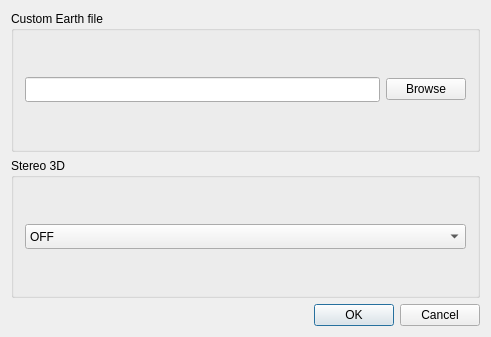
This is src/plugins/globe/globe_plugin_dialog_guibase.ui in sourcepole/qgis as Qt 5 draws it before an edit. The edited form follows.
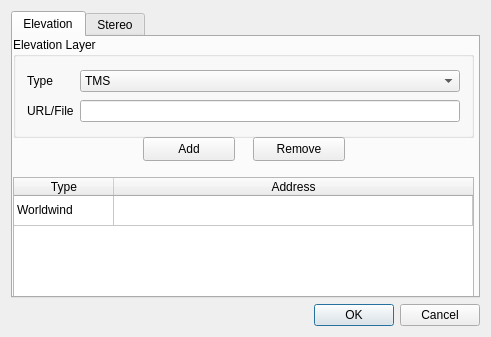
This is the edited form. Icons and pictures are not drawn.

Commit message: Settings dialog

Patch:
```diff
--- a/src/plugins/globe/globe_plugin_dialog_guibase.ui
+++ b/src/plugins/globe/globe_plugin_dialog_guibase.ui
@@ -32,50 +32,146 @@
   </property>
   <layout class="QVBoxLayout" name="verticalLayout">
    <item>
-    <widget class="QGroupBox" name="earthGroupBox">
-     <property name="sizePolicy">
-      <sizepolicy hsizetype="Expanding" vsizetype="Expanding">
-       <horstretch>0</horstretch>
-       <verstretch>0</verstretch>
-      </sizepolicy>
+    <widget class="QTabWidget" name="tabWidget">
+     <property name="currentIndex">
+      <number>0</number>
+     </property>
+     <widget class="QWidget" name="elevation">
+      <attribute name="title">
+       <string>Elevation</string>
+      </attribute>
+      <widget class="QTableWidget" name="tableWidget">
+       <property name="geometry">
+        <rect>
+         <x>0</x>
+         <y>140</y>
+         <width>461</width>
+         <height>131</height>
+        </rect>
+       </property>
+       <property name="rowCount">
+        <number>1</number>
+       </property>
+       <property name="columnCount">
+        <number>2</number>
+       </property>
+       <attribute name="horizontalHeaderVisible">
+        <bool>true</bool>
+       </attribute>
+       <attribute name="horizontalHeaderStretchLastSection">
+        <bool>true</bool>
+       </attribute>
+       <attribute name="verticalHeaderVisible">
+        <bool>false</bool>
+       </attribute>
+       <row/>
+       <column>
+        <property name="text">
+         <string>Type</string>
+        </property>
+       </column>
+       <column>
+        <property name="text">
+         <string>Address</string>
+        </property>
+       </column>
+       <item row="0" column="0">
+        <property name="text">
+         <string>Worldwind</string>
+        </property>
+       </item>
+      </widget>
+      <widget class="QGroupBox" name="groupBox">
+       <property name="geometry">
+        <rect>
+         <x>0</x>
+         <y>0</y>
+         <width>461</width>
+         <height>101</height>
+        </rect>
      </property>
      <property name="title">
-      <string>Custom Earth file</string>
+        <string>Elevation Layer</string>
      </property>
      <layout class="QGridLayout" name="gridLayout_2">
       <item row="0" column="0">
-       <widget class="QLineEdit" name="inputEarthFile">
-        <property name="minimumSize">
-         <size>
-          <width>200</width>
-          <height>25</height>
-         </size>
+         <widget class="QLabel" name="label_9">
+          <property name="text">
+           <string>Type</string>
         </property>
        </widget>
       </item>
       <item row="0" column="1">
-       <widget class="QPushButton" name="buttonSelectEarthFile">
+         <widget class="QComboBox" name="comboBox">
+          <item>
         <property name="text">
-         <string>Browse</string>
-        </property>
-       </widget>
-      </item>
-     </layout>
-    </widget>
-   </item>
-   <item>
-    <widget class="QGroupBox" name="stereoGroupBox">
-     <property name="sizePolicy">
-      <sizepolicy hsizetype="Expanding" vsizetype="Expanding">
-       <horstretch>0</horstretch>
-       <verstretch>0</verstretch>
-      </sizepolicy>
-     </property>
-     <property name="title">
-      <string>Stereo 3D</string>
-     </property>
-     <layout class="QGridLayout" name="gridLayout_3">
-      <item row="0" column="0" colspan="2">
+            <string>TMS</string>
+           </property>
+          </item>
+          <item>
+           <property name="text">
+            <string>Raster</string>
+           </property>
+          </item>
+          <item>
+           <property name="text">
+            <string>Worldwind</string>
+           </property>
+          </item>
+         </widget>
+        </item>
+        <item row="1" column="0">
+         <widget class="QLabel" name="label_10">
+          <property name="text">
+           <string>URL/File</string>
+          </property>
+         </widget>
+        </item>
+        <item row="1" column="1">
+         <widget class="QLineEdit" name="lineEdit"/>
+        </item>
+       </layout>
+      </widget>
+      <widget class="QPushButton" name="pushButton">
+       <property name="geometry">
+        <rect>
+         <x>130</x>
+         <y>100</y>
+         <width>92</width>
+         <height>24</height>
+        </rect>
+       </property>
+       <property name="text">
+        <string>Add</string>
+       </property>
+      </widget>
+      <widget class="QPushButton" name="pushButton_2">
+       <property name="geometry">
+        <rect>
+         <x>240</x>
+         <y>100</y>
+         <width>92</width>
+         <height>24</height>
+        </rect>
+       </property>
+       <property name="text">
+        <string>Remove</string>
+       </property>
+      </widget>
+     </widget>
+     <widget class="QWidget" name="stereo">
+      <attribute name="title">
+       <string>Stereo</string>
+      </attribute>
+      <layout class="QGridLayout" name="gridLayout">
+       <item row="0" column="0">
+        <widget class="QLabel" name="label_2">
+         <property name="text">
+          <string>Stereo Mode</string>
+         </property>
+        </widget>
+       </item>
+       <item row="0" column="1" colspan="2">
        <widget class="QComboBox" name="comboStereoMode">
         <property name="minimumSize">
          <size>
@@ -103,7 +199,81 @@
         </item>
        </widget>
       </item>
-     </layout>
+       <item row="1" column="0">
+        <widget class="QLabel" name="label">
+         <property name="text">
+          <string>SCREEN_DISTANCE</string>
+         </property>
+         <property name="buddy">
+          <cstring>xxxx</cstring>
+         </property>
+        </widget>
+       </item>
+       <item row="1" column="2">
+        <widget class="QDoubleSpinBox" name="xxxx"/>
+       </item>
+       <item row="2" column="0">
+        <widget class="QLabel" name="label_3">
+         <property name="text">
+          <string>SCREEN_WIDTH </string>
+         </property>
+        </widget>
+       </item>
+       <item row="2" column="2">
+        <widget class="QDoubleSpinBox" name="xxxx_2"/>
+       </item>
+       <item row="3" column="0">
+        <widget class="QLabel" name="label_4">
+         <property name="text">
+          <string>EYE_SEPARATION </string>
+         </property>
+        </widget>
+       </item>
+       <item row="3" column="2">
+        <widget class="QDoubleSpinBox" name="xxxx_3"/>
+       </item>
+       <item row="4" column="0" colspan="2">
+        <widget class="QLabel" name="label_5">
+         <property name="text">
+          <string>SPLIT_STEREO_HORIZONTAL_SEPARATION</string>
+         </property>
+        </widget>
+       </item>
+       <item row="4" column="2">
+        <widget class="QDoubleSpinBox" name="xxxx_4"/>
+       </item>
+       <item row="5" column="0" colspan="2">
+        <widget class="QLabel" name="label_6">
+         <property name="text">
+          <string>SPLIT_STEREO_HORIZONTAL_EYE_MAPPING</string>
+         </property>
+        </widget>
+       </item>
+       <item row="5" column="2">
+        <widget class="QDoubleSpinBox" name="xxxx_5"/>
+       </item>
+       <item row="6" column="0" colspan="2">
+        <widget class="QLabel" name="label_7">
+         <property name="text">
+          <string>SPLIT_STEREO_VERTICAL_SEPARATION </string>
+         </property>
+        </widget>
+       </item>
+       <item row="6" column="2">
+        <widget class="QDoubleSpinBox" name="xxxx_6"/>
+       </item>
+       <item row="7" column="0" colspan="2">
+        <widget class="QLabel" name="label_8">
+         <property name="text">
+          <string>SPLIT_STEREO_VERTICAL_EYE_MAPPING</string>
+         </property>
+        </widget>
+       </item>
+       <item row="7" column="2">
+        <widget class="QDoubleSpinBox" name="xxxx_7"/>
+       </item>
+      </layout>
+     </widget>
     </widget>
    </item>
    <item>
```
Left out of the diff: 13 changed lines with no effect on the pictures. Lines whose indentation alone changed are shown as unchanged. The commit also changes 2 other files.
